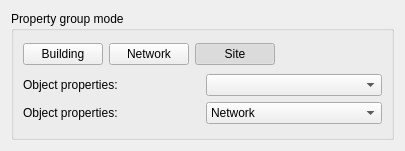
Above: SIM-VICUS/src/SVPropModeSelectionWidget.ui from ghorwin/SIM-VICUS before the change. Below: the same form after it.
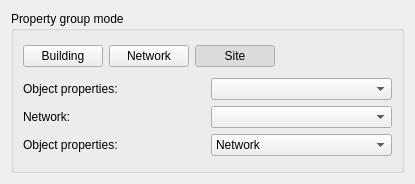
That is the form after the change.

Commit message: Added combo box for network selection.

```diff
--- a/SIM-VICUS/src/SVPropModeSelectionWidget.ui
+++ b/SIM-VICUS/src/SVPropModeSelectionWidget.ui
@@ -6,8 +6,8 @@
    <rect>
     <x>0</x>
     <y>0</y>
-    <width>405</width>
-    <height>151</height>
+    <width>415</width>
+    <height>184</height>
    </rect>
   </property>
   <property name="windowTitle">
@@ -83,24 +83,7 @@
       </item>
       <item row="1" column="0" colspan="4">
        <layout class="QGridLayout" name="gridLayout">
-        <item row="0" column="0">
-         <widget class="QLabel" name="labelBuildingProperties">
-          <property name="text">
-           <string>Object properties:</string>
-          </property>
-         </widget>
-        </item>
-        <item row="0" column="1">
-         <widget class="QComboBox" name="comboBoxBuildingProperties"/>
-        </item>
-        <item row="1" column="0">
-         <widget class="QLabel" name="labelNetworkProperties">
-          <property name="text">
-           <string>Object properties:</string>
-          </property>
-         </widget>
-        </item>
-        <item row="1" column="1">
+        <item row="2" column="1">
          <widget class="QComboBox" name="comboBoxNetworkProperties">
           <item>
            <property name="text">
@@ -124,6 +107,33 @@
           </item>
          </widget>
         </item>
+        <item row="0" column="1">
+         <widget class="QComboBox" name="comboBoxBuildingProperties"/>
+        </item>
+        <item row="2" column="0">
+         <widget class="QLabel" name="labelNetworkProperties">
+          <property name="text">
+           <string>Object properties:</string>
+          </property>
+         </widget>
+        </item>
+        <item row="0" column="0">
+         <widget class="QLabel" name="labelBuildingProperties">
+          <property name="text">
+           <string>Object properties:</string>
+          </property>
+         </widget>
+        </item>
+        <item row="1" column="0">
+         <widget class="QLabel" name="labelSelectedNetwork">
+          <property name="text">
+           <string>Network:</string>
+          </property>
+         </widget>
+        </item>
+        <item row="1" column="1">
+         <widget class="QComboBox" name="comboBoxSelectedNetwork"/>
+        </item>
        </layout>
       </item>
      </layout>
```
The commit also changes 1 other file.
